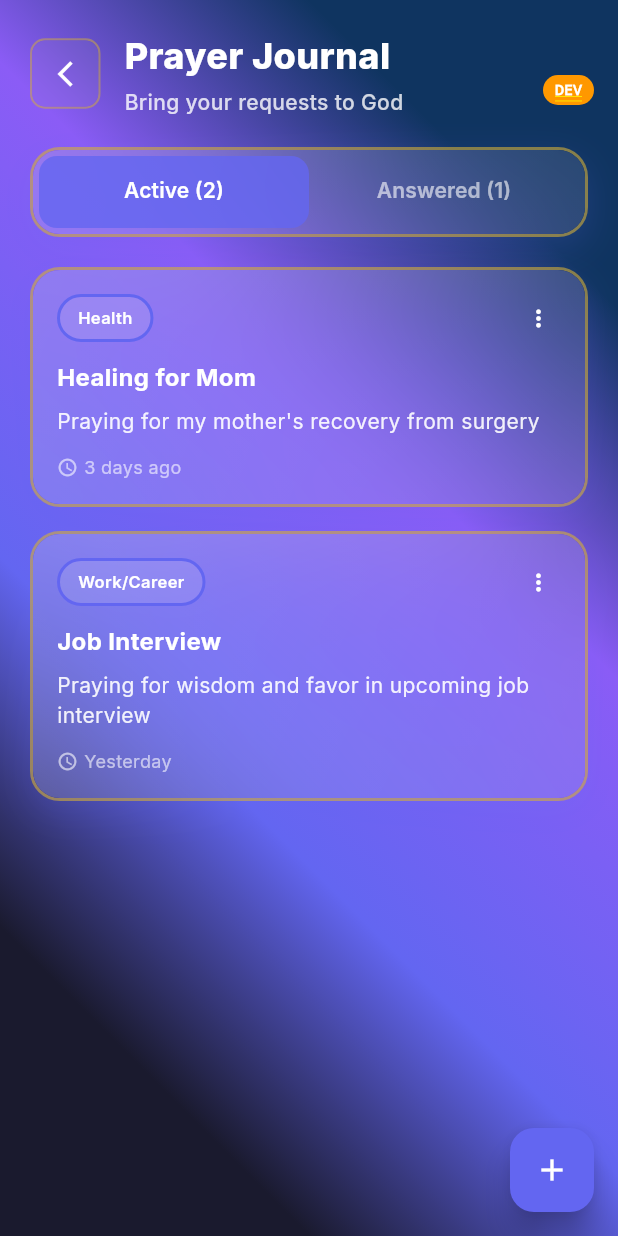
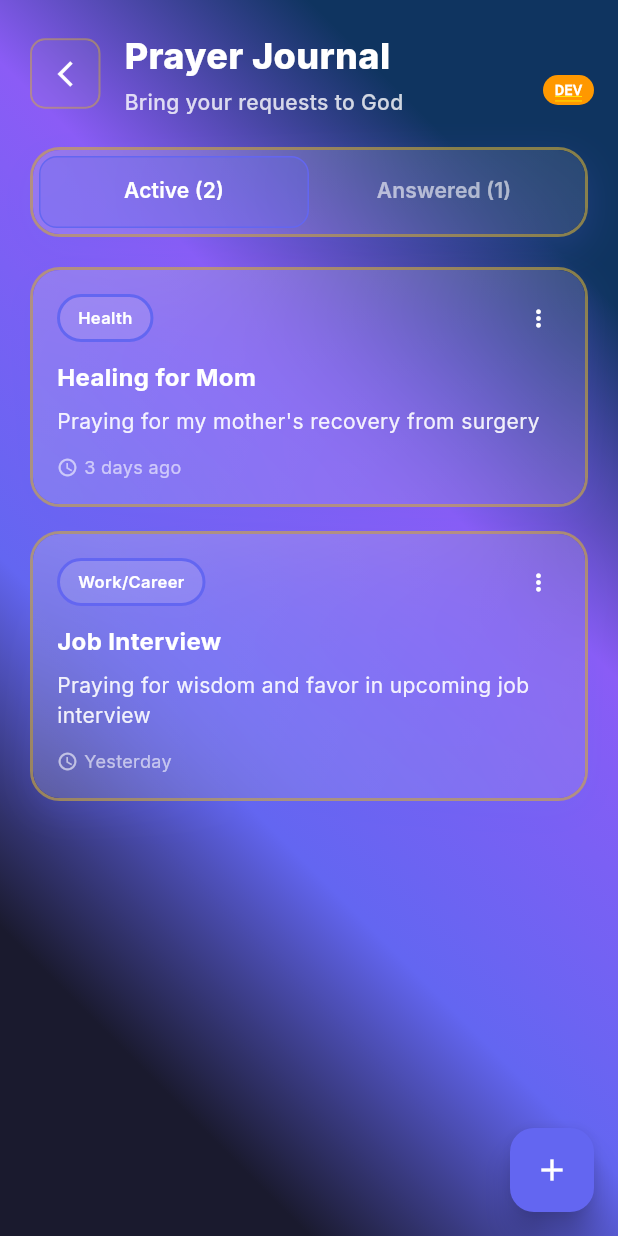
Before and after one commit to elev8tion/edc, a Flutter app: the PrayerJournalScreen screen opened by its route, on a phone screen of 412 x 824 dp. Run offline on Flutter 3.47's test engine with Material 3 defaults, Android fonts, the phone set to English and light mode, and no system bars; drawn by our look-alikes of flutter_animate; our stand-ins replace connectivity_plus, flutter_hooks, flutter_local_notifications, flutter_riverpod, flutter_secure_storage, freezed_annotation and 5 more; accounts and stored records are empty; statements that could not run were skipped; project files that could hold a hidden picture were left out.

Commit message:
Update tab bar design to match devotional progress indicators
Applied consistent visual design pattern across all tab bars:

**Design Changes:**
- Changed tab indicator from solid background (alpha: 0.8) to lighter background (alpha: 0.3)
- Added border outline using AppTheme.primaryColor for definition
- Matches the blue numbered boxes in devotional progress section
- Text remains white for readability

**Screens Updated:**
- verse_library_screen.dart: "All Verses" / "Favorites" tabs
- prayer_journal_screen.dart: "Active" / "Answered" tabs
- reading_plan_screen.dart: "Today" / "My Plans" / "Explore" tabs

Visual consistency improved across the entire app with unified tab styling.

🤖 Generated with [Claude Code](https://claude.com/claude-code)

Co-Authored-By: Claude <noreply@anthropic.com>

```diff
--- a/lib/screens/prayer_journal_screen.dart
+++ b/lib/screens/prayer_journal_screen.dart
@@ -150,8 +150,12 @@ class _PrayerJournalScreenState extends State<PrayerJournalScreen> with TickerPr
         child: TabBar(
           controller: _tabController,
           indicator: BoxDecoration(
-            color: AppTheme.primaryColor.withValues(alpha: 0.8),
+            color: AppTheme.primaryColor.withValues(alpha: 0.3),
             borderRadius: BorderRadius.circular(12),
+            border: Border.all(
+              color: AppTheme.primaryColor,
+              width: 1,
+            ),
           ),
           indicatorSize: TabBarIndicatorSize.tab,
           dividerColor: Colors.transparent,
--- a/lib/screens/reading_plan_screen.dart
+++ b/lib/screens/reading_plan_screen.dart
@@ -198,8 +198,12 @@ class _ReadingPlanScreenState extends State<ReadingPlanScreen> with TickerProvid
         child: TabBar(
           controller: _tabController,
           indicator: BoxDecoration(
-            color: AppTheme.primaryColor.withValues(alpha: 0.8),
+            color: AppTheme.primaryColor.withValues(alpha: 0.3),
             borderRadius: BorderRadius.circular(12),
+            border: Border.all(
+              color: AppTheme.primaryColor,
+              width: 1,
+            ),
           ),
           indicatorSize: TabBarIndicatorSize.tab,
           dividerColor: Colors.transparent,
--- a/lib/screens/verse_library_screen.dart
+++ b/lib/screens/verse_library_screen.dart
@@ -291,8 +291,12 @@ class _VerseLibraryScreenState extends State<VerseLibraryScreen> with TickerProv
         child: TabBar(
           controller: _tabController,
           indicator: BoxDecoration(
-            color: AppTheme.primaryColor.withValues(alpha: 0.8),
+            color: AppTheme.primaryColor.withValues(alpha: 0.3),
             borderRadius: BorderRadius.circular(12),
+            border: Border.all(
+              color: AppTheme.primaryColor,
+              width: 1,
+            ),
           ),
           indicatorSize: TabBarIndicatorSize.tab,
           dividerColor: Colors.transparent,
```
